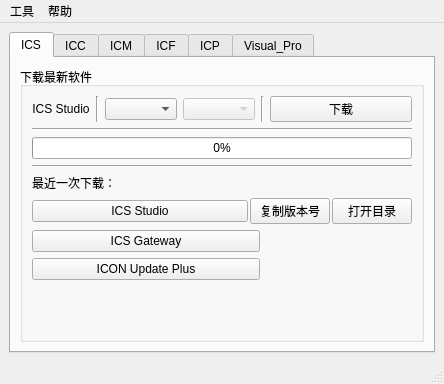
The window that src/main.ui (jcywong/TestTools) describes before a commit, drawn with Qt 5.
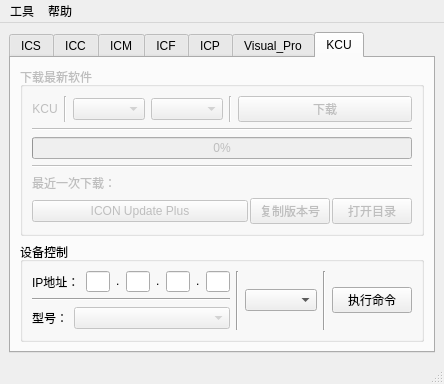
The same window after the commit. The open tabs and pages were chosen to show the change.

Commit message: feat(kcu): 添加KCU设备支持- 在comm.py中增加对KCU设备的处理逻辑 - 更新设备重启和文件传输相关函数以支持KCU- 在main.ui中添加KCU标签页及其UI控件- 在TestTools.py中初始化KCU标签页功能 - 更新版本号至1.4.4

The edit to the form file:
```diff
--- a/src/main.ui
+++ b/src/main.ui
@@ -2101,6 +2101,429 @@
         </item>
        </layout>
       </widget>
+      <widget class="QWidget" name="tab_KCU">
+       <attribute name="title">
+        <string>KCU</string>
+       </attribute>
+       <layout class="QVBoxLayout" name="verticalLayout_10">
+        <item>
+         <widget class="QGroupBox" name="groupBox_kcu_1">
+          <property name="enabled">
+           <bool>false</bool>
+          </property>
+          <property name="title">
+           <string>下载最新软件</string>
+          </property>
+          <layout class="QVBoxLayout" name="verticalLayout_6">
+           <item>
+            <layout class="QVBoxLayout" name="verticalLayout_63">
+             <item>
+              <layout class="QHBoxLayout" name="horizontalLayout_89" stretch="0,0,0,0,0,1">
+               <item>
+                <layout class="QVBoxLayout" name="verticalLayout_64">
+                 <item>
+                  <layout class="QHBoxLayout" name="ics_10" stretch="0">
+                   <item>
+                    <widget class="QLabel" name="label_icp_2">
+                     <property name="text">
+                      <string>KCU</string>
+                     </property>
+                     <property name="alignment">
+                      <set>Qt::AlignCenter</set>
+                     </property>
+                    </widget>
+                   </item>
+                  </layout>
+                 </item>
+                </layout>
+               </item>
+               <item>
+                <widget class="Line" name="line_81">
+                 <property name="orientation">
+                  <enum>Qt::Vertical</enum>
+                 </property>
+                </widget>
+               </item>
+               <item>
+                <widget class="QComboBox" name="kcu_comboBox_Edition">
+                 <property name="enabled">
+                  <bool>false</bool>
+                 </property>
+                 <property name="currentText">
+                  <string/>
+                 </property>
+                </widget>
+               </item>
+               <item>
+                <widget class="QComboBox" name="kcu_comboBox_ver">
+                 <property name="enabled">
+                  <bool>false</bool>
+                 </property>
+                </widget>
+               </item>
+               <item>
+                <widget class="Line" name="line_82">
+                 <property name="orientation">
+                  <enum>Qt::Vertical</enum>
+                 </property>
+                </widget>
+               </item>
+               <item>
+                <widget class="QPushButton" name="kcu_btn_download">
+                 <property name="text">
+                  <string>下载</string>
+                 </property>
+                </widget>
+               </item>
+              </layout>
+             </item>
+             <item>
+              <widget class="Line" name="line_83">
+               <property name="orientation">
+                <enum>Qt::Horizontal</enum>
+               </property>
+              </widget>
+             </item>
+             <item>
+              <widget class="QProgressBar" name="kcu_progressBar_download">
+               <property name="value">
+                <number>0</number>
+               </property>
+              </widget>
+             </item>
+             <item>
+              <widget class="Line" name="line_84">
+               <property name="orientation">
+                <enum>Qt::Horizontal</enum>
+               </property>
+              </widget>
+             </item>
+             <item>
+              <layout class="QHBoxLayout" name="horizontalLayout_90" stretch="8">
+               <item>
+                <widget class="QLabel" name="label_64">
+                 <property name="text">
+                  <string>最近一次下载：</string>
+                 </property>
+                </widget>
+               </item>
+              </layout>
+             </item>
+             <item>
+              <layout class="QHBoxLayout" name="horizontalLayout_95" stretch="6,2,2">
+               <property name="spacing">
+                <number>2</number>
+               </property>
+               <item>
+                <widget class="QPushButton" name="kcu_btn_run_update">
+                 <property name="text">
+                  <string>ICON Update Plus</string>
+                 </property>
+                </widget>
+               </item>
+               <item>
+                <widget class="QPushButton" name="kcu_btn_copy_ver">
+                 <property name="text">
+                  <string>复制版本号</string>
+                 </property>
+                </widget>
+               </item>
+               <item>
+                <widget class="QPushButton" name="kcu_btn_path">
+                 <property name="text">
+                  <string>打开目录</string>
+                 </property>
+                </widget>
+               </item>
+              </layout>
+             </item>
+            </layout>
+           </item>
+          </layout>
+         </widget>
+        </item>
+        <item>
+         <widget class="QGroupBox" name="groupBox_kcu_2">
+          <property name="title">
+           <string>设备控制</string>
+          </property>
+          <layout class="QHBoxLayout" name="horizontalLayout_3">
+           <item>
+            <layout class="QHBoxLayout" name="horizontalLayout_96">
+             <property name="sizeConstraint">
+              <enum>QLayout::SetDefaultConstraint</enum>
+             </property>
+             <item>
+              <layout class="QVBoxLayout" name="verticalLayout_65" stretch="0,0,0">
+               <item>
+                <layout class="QHBoxLayout" name="horizontalLayout_97" stretch="1,9">
+                 <property name="sizeConstraint">
+                  <enum>QLayout::SetDefaultConstraint</enum>
+                 </property>
+                 <item>
+                  <widget class="QLabel" name="label_65">
+                   <property name="sizePolicy">
+                    <sizepolicy hsizetype="Preferred" vsizetype="Preferred">
+                     <horstretch>0</horstretch>
+                     <verstretch>0</verstretch>
+                    </sizepolicy>
+                   </property>
+                   <property name="text">
+                    <string>IP地址：</string>
+                   </property>
+                  </widget>
+                 </item>
+                 <item>
+                  <layout class="QHBoxLayout" name="horizontalLayout_98">
+                   <property name="sizeConstraint">
+                    <enum>QLayout::SetDefaultConstraint</enum>
+                   </property>
+                   <item>
+                    <widget class="QLineEdit" name="kcu_lineEdit_ip1">
+                     <property name="sizePolicy">
+                      <sizepolicy hsizetype="Preferred" vsizetype="Preferred">
+                       <horstretch>0</horstretch>
+                       <verstretch>0</verstretch>
+                      </sizepolicy>
+                     </property>
+                     <property name="minimumSize">
+                      <size>
+                       <width>24</width>
+                       <height>20</height>
+                      </size>
+                     </property>
+                     <property name="maximumSize">
+                      <size>
+                       <width>30</width>
+                       <height>21</height>
+                      </size>
+                     </property>
+                     <property name="baseSize">
+                      <size>
+                       <width>0</width>
+                       <height>0</height>
+                      </size>
+                     </property>
+                     <property name="tabletTracking">
+                      <bool>true</bool>
+                     </property>
+                     <property name="inputMask">
+                      <string/>
+                     </property>
+                     <property name="text">
+                      <string/>
+                     </property>
+                    </widget>
+                   </item>
+                   <item>
+                    <widget class="QLabel" name="label_66">
+                     <property name="sizePolicy">
+                      <sizepolicy hsizetype="Preferred" vsizetype="Fixed">
+                       <horstretch>0</horstretch>
+                       <verstretch>0</verstretch>
+                      </sizepolicy>
+                     </property>
+                     <property name="text">
+                      <string>.</string>
+                     </property>
+                    </widget>
+                   </item>
+                   <item>
+                    <widget class="QLineEdit" name="kcu_lineEdit_ip2">
+                     <property name="sizePolicy">
+                      <sizepolicy hsizetype="Preferred" vsizetype="Preferred">
+                       <horstretch>0</horstretch>
+                       <verstretch>0</verstretch>
+                      </sizepolicy>
+                     </property>
+                     <property name="minimumSize">
+                      <size>
+                       <width>24</width>
+                       <height>20</height>
+                      </size>
+                     </property>
+                     <property name="maximumSize">
+                      <size>
+                       <width>30</width>
+                       <height>21</height>
+                      </size>
+                     </property>
+                     <property name="baseSize">
+                      <size>
+                       <width>0</width>
+                       <height>0</height>
+                      </size>
+                     </property>
+                     <property name="tabletTracking">
+                      <bool>true</bool>
+                     </property>
+                     <property name="inputMask">
+                      <string/>
+                     </property>
+                    </widget>
+                   </item>
+                   <item>
+                    <widget class="QLabel" name="label_67">
+                     <property name="sizePolicy">
+                      <sizepolicy hsizetype="Preferred" vsizetype="Fixed">
+                       <horstretch>0</horstretch>
+                       <verstretch>0</verstretch>
+                      </sizepolicy>
+                     </property>
+                     <property name="text">
+                      <string>.</string>
+                     </property>
+                    </widget>
+                   </item>
+                   <item>
+                    <widget class="QLineEdit" name="kcu_lineEdit_ip3">
+                     <property name="sizePolicy">
+                      <sizepolicy hsizetype="Preferred" vsizetype="Preferred">
+                       <horstretch>0</horstretch>
+                       <verstretch>0</verstretch>
+                      </sizepolicy>
+                     </property>
+                     <property name="minimumSize">
+                      <size>
+                       <width>24</width>
+                       <height>20</height>
+                      </size>
+                     </property>
+                     <property name="maximumSize">
+                      <size>
+                       <width>30</width>
+                       <height>21</height>
+                      </size>
+                     </property>
+                     <property name="baseSize">
+                      <size>
+                       <width>0</width>
+                       <height>0</height>
+                      </size>
+                     </property>
+                     <property name="tabletTracking">
+                      <bool>true</bool>
+                     </property>
+                     <property name="inputMask">
+                      <string/>
+                     </property>
+                    </widget>
+                   </item>
+                   <item>
+                    <widget class="QLabel" name="label_68">
+                     <property name="sizePolicy">
+                      <sizepolicy hsizetype="Preferred" vsizetype="Fixed">
+                       <horstretch>0</horstretch>
+                       <verstretch>0</verstretch>
+                      </sizepolicy>
+                     </property>
+                     <property name="text">
+                      <string>.</string>
+                     </property>
+                    </widget>
+                   </item>
+                   <item>
+                    <widget class="QLineEdit" name="kcu_lineEdit_ip4">
+                     <property name="sizePolicy">
+                      <sizepolicy hsizetype="Preferred" vsizetype="Preferred">
+                       <horstretch>0</horstretch>
+                       <verstretch>0</verstretch>
+                      </sizepolicy>
+                     </property>
+                     <property name="minimumSize">
+                      <size>
+                       <width>24</width>
+                       <height>20</height>
+                      </size>
+                     </property>
+                     <property name="maximumSize">
+                      <size>
+                       <width>30</width>
+                       <height>21</height>
+                      </size>
+                     </property>
+                     <property name="baseSize">
+                      <size>
+                       <width>0</width>
+                       <height>0</height>
+                      </size>
+                     </property>
+                     <property name="tabletTracking">
+                      <bool>true</bool>
+                     </property>
+                     <property name="inputMask">
+                      <string/>
+                     </property>
+                    </widget>
+                   </item>
+                  </layout>
+                 </item>
+                </layout>
+               </item>
+               <item>
+                <widget class="Line" name="line_85">
+                 <property name="orientation">
+                  <enum>Qt::Horizontal</enum>
+                 </property>
+                </widget>
+               </item>
+               <item>
+                <layout class="QHBoxLayout" name="horizontalLayout_99" stretch="1,9">
+                 <item>
+                  <widget class="QLabel" name="label_69">
+                   <property name="sizePolicy">
+                    <sizepolicy hsizetype="Preferred" vsizetype="Fixed">
+                     <horstretch>0</horstretch>
+                     <verstretch>0</verstretch>
+                    </sizepolicy>
+                   </property>
+                   <property name="text">
+                    <string>型号：</string>
+                   </property>
+                  </widget>
+                 </item>
+                 <item>
+                  <widget class="QComboBox" name="kcu_comboBox_model">
+                   <property name="enabled">
+                    <bool>false</bool>
+                   </property>
+                  </widget>
+                 </item>
+                </layout>
+               </item>
+              </layout>
+             </item>
+             <item>
+              <widget class="Line" name="line_86">
+               <property name="orientation">
+                <enum>Qt::Vertical</enum>
+               </property>
+              </widget>
+             </item>
+             <item>
+              <widget class="QComboBox" name="kcu_comboBox_command"/>
+             </item>
+             <item>
+              <widget class="Line" name="line_87">
+               <property name="orientation">
+                <enum>Qt::Vertical</enum>
+               </property>
+              </widget>
+             </item>
+             <item>
+              <widget class="QPushButton" name="kcu_pushButton_execute">
+               <property name="text">
+                <string>执行命令</string>
+               </property>
+              </widget>
+             </item>
+            </layout>
+           </item>
+          </layout>
+         </widget>
+        </item>
+       </layout>
+      </widget>
      </widget>
     </item>
    </layout>
```
Left out of the diff: 22 changed lines with no effect on the pictures. The commit also changes 2 other files.
